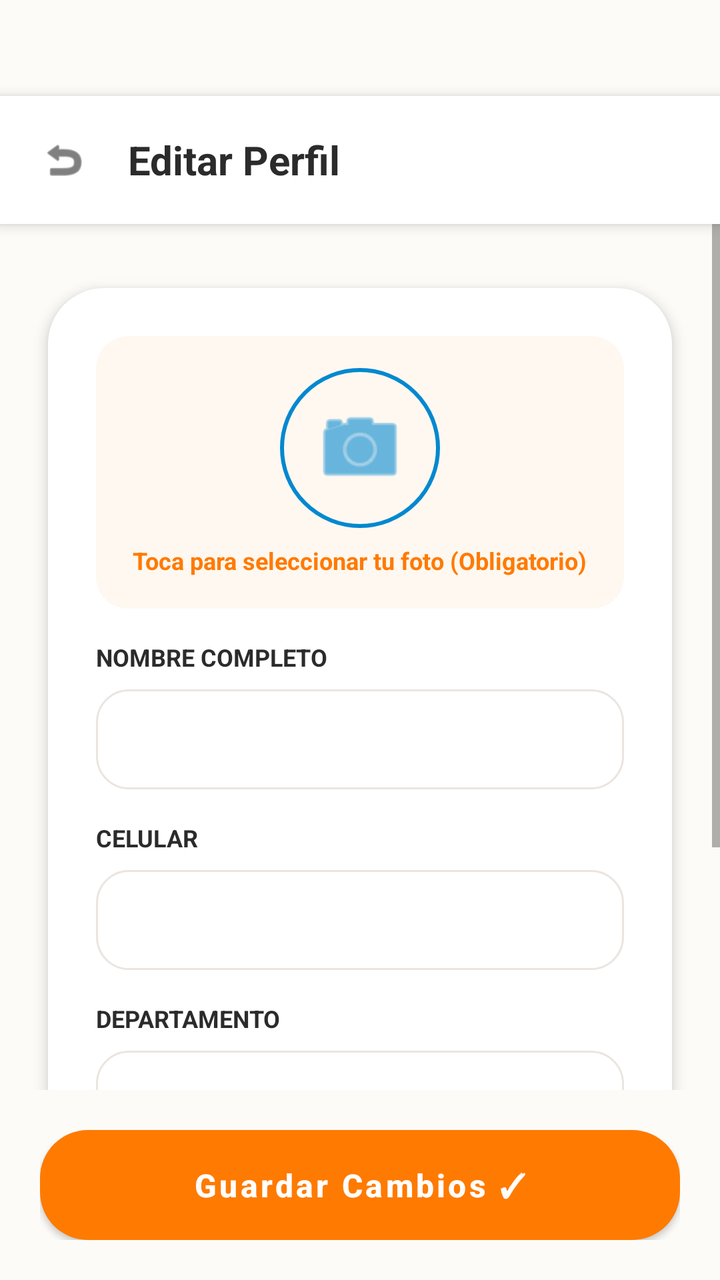
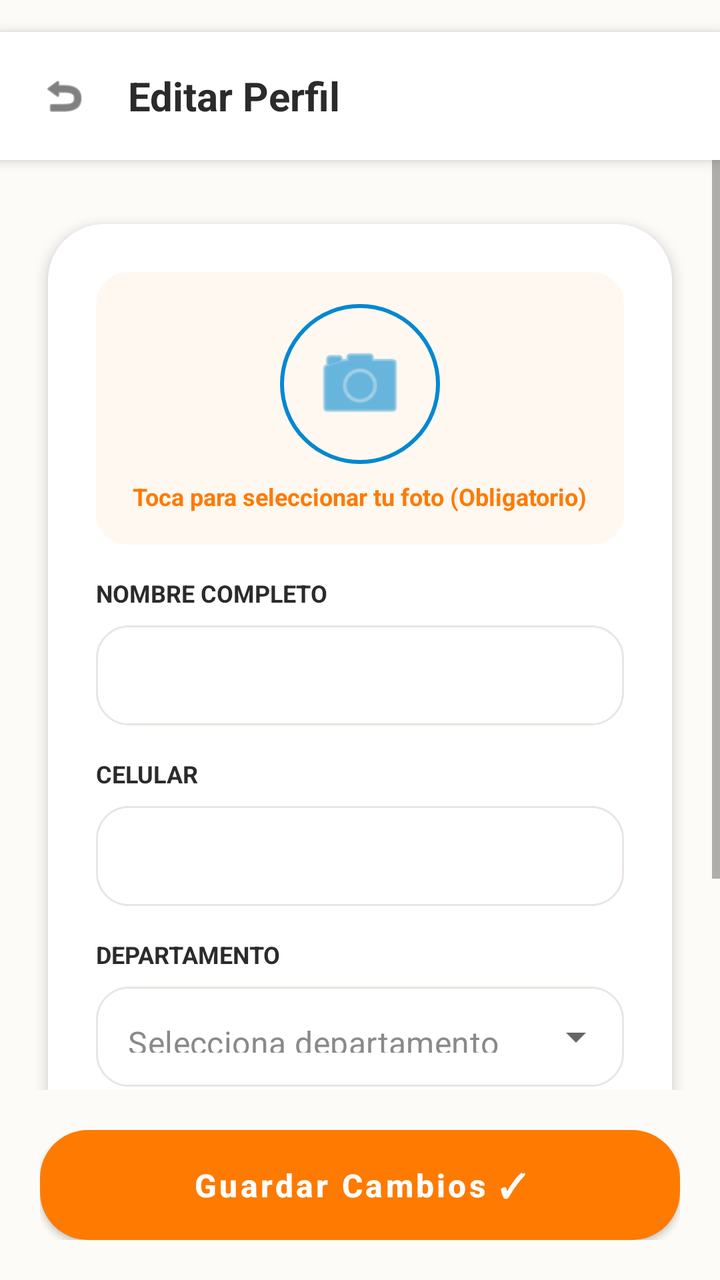

Two renders of the same Android screen: before a commit and after it. Below are the layout's source before the change and the commit's diff.
<!-- AndroidManifest.xml: application theme Theme.HuellaApp -->
<!-- res/layout/activity_editar_perfil.xml -->
<?xml version="1.0" encoding="utf-8"?>
<androidx.constraintlayout.widget.ConstraintLayout xmlns:android="http://schemas.android.com/apk/res/android"
    xmlns:app="http://schemas.android.com/apk/res-auto"
    xmlns:tools="http://schemas.android.com/tools"
    android:layout_width="match_parent"
    android:layout_height="match_parent"
    android:background="@color/huellapp_background"
    tools:context=".EditarPerfilActivity">

    
    <LinearLayout
        android:id="@+id/headerEditar"
        android:layout_width="0dp"
        android:layout_height="wrap_content"
        android:background="@color/white"
        android:elevation="4dp"
        android:gravity="center_vertical"
        android:orientation="horizontal"
        android:layout_marginTop="48dp"
        android:padding="16dp"
        app:layout_constraintEnd_toEndOf="parent"
        app:layout_constraintStart_toStartOf="parent"
        app:layout_constraintTop_toTopOf="parent">

        <ImageView
            android:id="@+id/ivBackEditar"
            android:layout_width="32dp"
            android:layout_height="32dp"
            android:background="?attr/selectableItemBackgroundBorderless"
            android:padding="4dp"
            android:src="@android:drawable/ic_menu_revert"
            app:tint="@color/huellapp_text_dark" />

        <TextView
            style="@style/HuellAppTitle"
            android:layout_width="0dp"
            android:layout_height="wrap_content"
            android:layout_marginStart="16dp"
            android:layout_weight="1"
            android:text="Editar Perfil"
            android:textSize="20sp" />
    </LinearLayout>

    <ScrollView
        android:layout_width="0dp"
        android:layout_height="0dp"
        android:fillViewport="true"
        app:layout_constraintBottom_toTopOf="@id/bottomBtnContainerEdit"
        app:layout_constraintEnd_toEndOf="parent"
        app:layout_constraintStart_toStartOf="parent"
        app:layout_constraintTop_toBottomOf="@id/headerEditar">

        <androidx.constraintlayout.widget.ConstraintLayout
            android:layout_width="match_parent"
            android:layout_height="wrap_content"
            android:paddingBottom="24dp">

            <LinearLayout
                android:layout_width="0dp"
                android:layout_height="wrap_content"
                android:layout_marginStart="24dp"
                android:layout_marginTop="32dp"
                android:layout_marginEnd="24dp"
                android:background="@drawable/bg_card_rounded"
                android:elevation="4dp"
                android:orientation="vertical"
                android:padding="24dp"
                app:layout_constraintEnd_toEndOf="parent"
                app:layout_constraintStart_toStartOf="parent"
                app:layout_constraintTop_toTopOf="parent">

                
                <LinearLayout
                    android:id="@+id/btnSeleccionarAvatar"
                    android:layout_width="match_parent"
                    android:layout_height="wrap_content"
                    android:gravity="center"
                    android:orientation="vertical"
                    android:padding="16dp"
                    android:layout_marginBottom="16dp"
                    android:background="@drawable/bg_detail_info_card">

                    <ImageView
                        android:id="@+id/ivEditAvatar"
                        android:layout_width="80dp"
                        android:layout_height="80dp"
                        android:background="@drawable/bg_avatar_verified"
                        android:padding="16dp"
                        android:src="@android:drawable/ic_menu_camera"
                        app:tint="@color/huellapp_blue" />

                    <TextView
                        android:layout_width="wrap_content"
                        android:layout_height="wrap_content"
                        android:text="Toca para seleccionar tu foto (Obligatorio)"
                        android:textSize="12sp"
                        android:textStyle="bold"
                        android:textColor="@color/huellapp_primary"
                        android:layout_marginTop="8dp"/>
                </LinearLayout>

                
                <TextView
                    android:layout_width="wrap_content"
                    android:layout_height="wrap_content"
                    android:text="NOMBRE COMPLETO"
                    android:textColor="@color/huellapp_text_dark"
                    android:textSize="12sp"
                    android:textStyle="bold" />
                <EditText
                    android:id="@+id/etEditNombre"
                    android:layout_width="match_parent"
                    android:layout_height="50dp"
                    android:layout_marginTop="8dp"
                    android:background="@drawable/bg_input_rounded"
                    android:paddingHorizontal="16dp"
                    android:inputType="textPersonName" />

                
                <TextView
                    android:layout_width="wrap_content"
                    android:layout_height="wrap_content"
                    android:layout_marginTop="16dp"
                    android:text="CELULAR"
                    android:textColor="@color/huellapp_text_dark"
                    android:textSize="12sp"
                    android:textStyle="bold" />
                <EditText
                    android:id="@+id/etEditCelular"
                    android:layout_width="match_parent"
                    android:layout_height="50dp"
                    android:layout_marginTop="8dp"
                    android:background="@drawable/bg_input_rounded"
                    android:paddingHorizontal="16dp"
                    android:inputType="phone" />

                
                <TextView
                    android:layout_width="wrap_content"
                    android:layout_height="wrap_content"
                    android:layout_marginTop="16dp"
                    android:text="DEPARTAMENTO"
                    android:textColor="@color/huellapp_text_dark"
                    android:textSize="12sp"
                    android:textStyle="bold" />

                <com.google.android.material.textfield.TextInputLayout
                    style="@style/Widget.MaterialComponents.TextInputLayout.OutlinedBox.ExposedDropdownMenu"
                    android:layout_width="match_parent"
                    android:layout_height="wrap_content"
                    android:layout_marginTop="8dp"
                    app:boxBackgroundColor="@android:color/transparent"
                    app:boxStrokeWidth="0dp"
                    app:boxStrokeWidthFocused="0dp"
                    app:hintEnabled="false">

                    <AutoCompleteTextView
                        android:id="@+id/autoCompleteEditDepartamento"
                        android:layout_width="match_parent"
                        android:layout_height="50dp"
                        android:background="@drawable/bg_input_rounded"
                        android:hint="Selecciona departamento"
                        android:inputType="none"
                        android:paddingHorizontal="16dp"
                        android:textColorHint="@color/huellapp_text_hint" />
                </com.google.android.material.textfield.TextInputLayout>

                
                <TextView
                    android:layout_width="wrap_content"
                    android:layout_height="wrap_content"
                    android:layout_marginTop="16dp"
                    android:text="CIUDAD"
                    android:textColor="@color/huellapp_text_dark"
                    android:textSize="12sp"
                    android:textStyle="bold" />

                <com.google.android.material.textfield.TextInputLayout
                    style="@style/Widget.MaterialComponents.TextInputLayout.OutlinedBox.ExposedDropdownMenu"
                    android:layout_width="match_parent"
                    android:layout_height="wrap_content"
                    android:layout_marginTop="8dp"
                    app:boxBackgroundColor="@android:color/transparent"
                    app:boxStrokeWidth="0dp"
                    app:boxStrokeWidthFocused="0dp"
                    app:hintEnabled="false">

                    <AutoCompleteTextView
                        android:id="@+id/autoCompleteEditCiudad"
                        android:layout_width="match_parent"
                        android:layout_height="50dp"
                        android:background="@drawable/bg_input_rounded"
                        android:hint="Selecciona ciudad"
                        android:inputType="none"
                        android:paddingHorizontal="16dp"
                        android:textColorHint="@color/huellapp_text_hint" />
                </com.google.android.material.textfield.TextInputLayout>
            </LinearLayout>
        </androidx.constraintlayout.widget.ConstraintLayout>
    </ScrollView>

    
    <androidx.constraintlayout.widget.ConstraintLayout
        android:id="@+id/bottomBtnContainerEdit"
        android:layout_width="0dp"
        android:layout_height="wrap_content"
        android:background="@color/huellapp_background"
        android:padding="20dp"
        app:layout_constraintBottom_toBottomOf="parent"
        app:layout_constraintEnd_toEndOf="parent"
        app:layout_constraintStart_toStartOf="parent">

        <Button
            android:id="@+id/btnGuardarPerfil"
            android:layout_width="0dp"
            android:layout_height="55dp"
            android:background="@drawable/bg_button_orange"
            android:text="Guardar Cambios ✓"
            android:textAllCaps="false"
            android:textColor="@color/white"
            android:textSize="16sp"
            android:textStyle="bold"
            app:layout_constraintBottom_toBottomOf="parent"
            app:layout_constraintEnd_toEndOf="parent"
            app:layout_constraintStart_toStartOf="parent"
            app:layout_constraintTop_toTopOf="parent" />
    </androidx.constraintlayout.widget.ConstraintLayout>

</androidx.constraintlayout.widget.ConstraintLayout>
<!-- resources referenced by this layout -->
<resources>
  <color name="huellapp_background">#FDFBF7</color>
  <color name="huellapp_blue">#0288D1</color>
  <color name="huellapp_primary">#FF7A00</color>
  <color name="huellapp_text_dark">#2B2B2B</color>
  <color name="huellapp_text_hint">#8A8A8A</color>
  <color name="white">#FFFFFFFF</color>
  <!-- drawable bg_avatar_verified (drawable) -->
  <?xml version="1.0" encoding="utf-8"?>
  <shape xmlns:android="http://schemas.android.com/apk/res/android"
      android:shape="oval">
  
      
      <solid android:color="@android:color/transparent" />
  
      
      <stroke android:width="2dp" android:color="@color/huellapp_blue" />
  
  </shape>
  <!-- drawable bg_button_orange (drawable) -->
  <?xml version="1.0" encoding="utf-8"?>
  <ripple xmlns:android="http://schemas.android.com/apk/res/android"
      android:color="@color/huellapp_primary_dark">
  
      
      <item>
          <shape android:shape="rectangle">
              <solid android:color="@color/huellapp_primary"/>
              <corners android:radius="24dp"/>
          </shape>
      </item>
  </ripple>
  <!-- drawable bg_card_rounded (drawable) -->
  <?xml version="1.0" encoding="utf-8"?>
  <shape xmlns:android="http://schemas.android.com/apk/res/android"
      android:shape="rectangle">
  
      
      <solid android:color="@color/huellapp_card_bg" />
  
      
      <corners android:radius="28dp" />
  
      
  </shape>
  <!-- drawable bg_detail_info_card (drawable) -->
  <?xml version="1.0" encoding="utf-8"?>
  <shape xmlns:android="http://schemas.android.com/apk/res/android"
      android:shape="rectangle">
      <solid android:color="#FFF8F0" /> 
      <corners android:radius="16dp" />
  </shape>
  <!-- drawable bg_input_rounded (drawable) -->
  <?xml version="1.0" encoding="utf-8"?>
  <selector xmlns:android="http://schemas.android.com/apk/res/android">
      
      <item android:state_focused="true">
          <shape android:shape="rectangle">
              <solid android:color="@color/huellapp_card_bg"/>
              <corners android:radius="16dp"/>
              
              <stroke android:width="2dp" android:color="@color/huellapp_primary"/>
          </shape>
      </item>
  
      
      <item>
          <shape android:shape="rectangle">
              <solid android:color="@color/huellapp_card_bg"/>
              <corners android:radius="16dp"/>
              <stroke android:width="1dp" android:color="@color/huellapp_border"/>
          </shape>
      </item>
  </selector>
  <style name="HuellAppTitle" parent="TextAppearance.MaterialComponents.Headline5">
          <item name="android:textColor">@color/huellapp_text_dark</item>
          <item name="android:textStyle">bold</item>
          <item name="android:textSize">24sp</item>
      </style>
  <style name="Theme.HuellaApp" parent="Base.Theme.HuellaApp" />
  <color name="huellapp_primary_dark">#E65100</color>
  <color name="huellapp_card_bg">#FFFFFF</color>
  <color name="huellapp_border">#EAE5E1</color>
  <style name="Base.Theme.HuellaApp" parent="Theme.MaterialComponents.DayNight.NoActionBar">
          
          <item name="colorPrimary">@color/huellapp_primary</item>
          <item name="colorPrimaryVariant">@color/huellapp_primary_dark</item>
          <item name="colorOnPrimary">@color/white</item>
  
          
          <item name="android:windowBackground">@color/huellapp_background</item>
          <item name="colorSurface">@color/huellapp_card_bg</item>
      </style>
</resources>

<!-- the commit's change to res/layout/activity_editar_perfil.xml (unified diff, before → after) -->
@@ -16,7 +16,7 @@
         android:elevation="4dp"
         android:gravity="center_vertical"
         android:orientation="horizontal"
-        android:layout_marginTop="48dp"
+        android:layout_marginTop="16dp"
         android:padding="16dp"
         app:layout_constraintEnd_toEndOf="parent"
         app:layout_constraintStart_toStartOf="parent"
@@ -213,7 +213,7 @@
         <Button
             android:id="@+id/btnGuardarPerfil"
             android:layout_width="0dp"
-            android:layout_height="55dp"
+            android:layout_height="wrap_content" android:minHeight="55dp"
             android:background="@drawable/bg_button_orange"
             android:text="Guardar Cambios ✓"
             android:textAllCaps="false"
